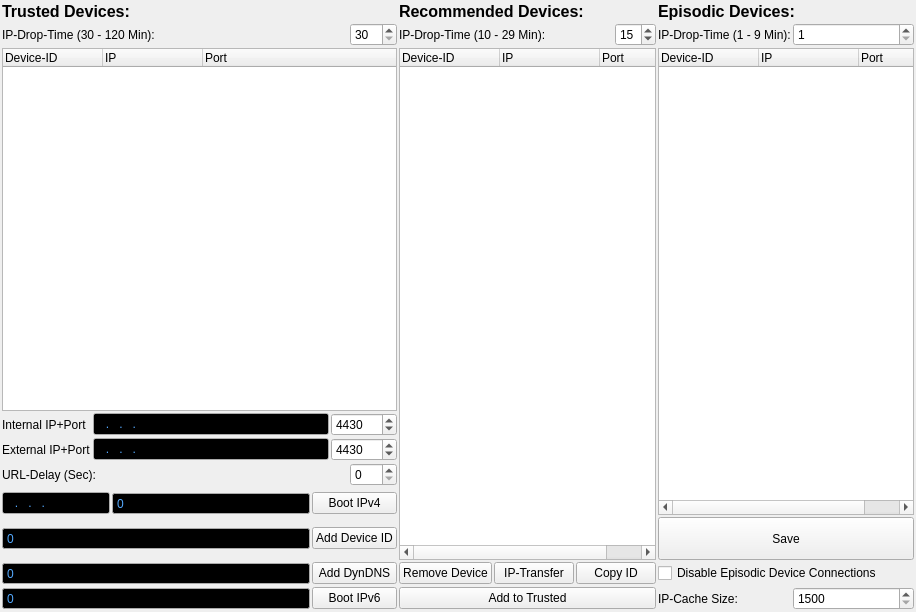
Above: ui/connection-display.ui from berndhs/arado before the change. Below: the same form after it.
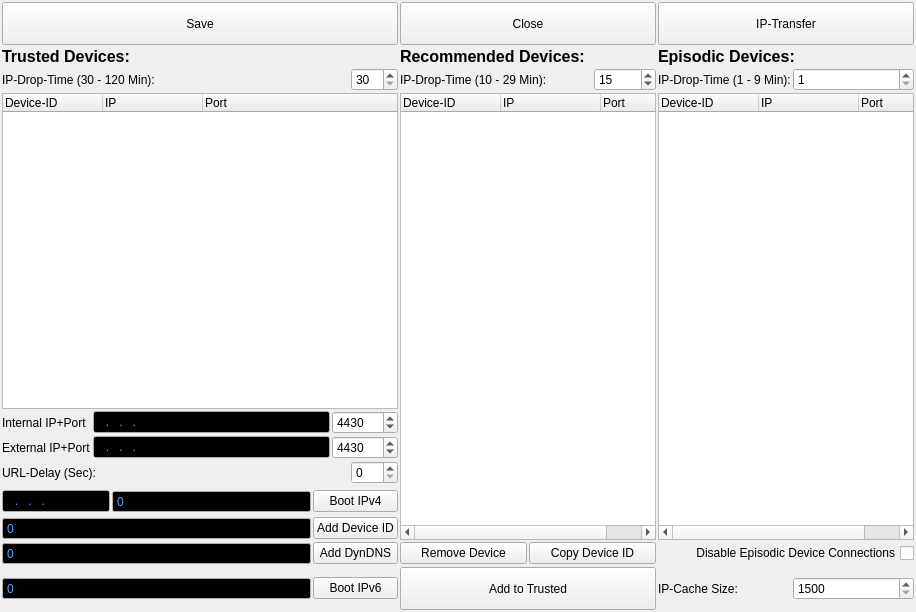
That is the form after the change. Icons and pictures are not drawn.

```diff
--- a/ui/connection-display.ui
+++ b/ui/connection-display.ui
@@ -14,7 +14,7 @@
    <string>Form</string>
   </property>
   <layout class="QGridLayout" name="gridLayout">
-   <item row="0" column="0" colspan="6">
+   <item row="2" column="0" colspan="6">
     <widget class="QLabel" name="labeltrusted">
      <property name="font">
       <font>
@@ -28,7 +28,7 @@
      </property>
     </widget>
    </item>
-   <item row="0" column="6" colspan="4">
+   <item row="2" column="6" colspan="4">
     <widget class="QLabel" name="labeltrecommended">
      <property name="font">
       <font>
@@ -42,7 +42,7 @@
      </property>
     </widget>
    </item>
-   <item row="0" column="10" colspan="2">
+   <item row="2" column="12" colspan="2">
     <widget class="QLabel" name="labelrpisodiv">
      <property name="font">
       <font>
@@ -56,14 +56,14 @@
      </property>
     </widget>
    </item>
-   <item row="1" column="0" colspan="5">
+   <item row="3" column="0" colspan="5">
     <widget class="QLabel" name="labelipdrop_4">
      <property name="text">
       <string>IP-Drop-Time (30 - 120 Min):</string>
      </property>
     </widget>
    </item>
-   <item row="1" column="5">
+   <item row="3" column="5">
     <widget class="QSpinBox" name="ipdroptrusted">
      <property name="toolTip">
       <string>IP-connections of your devices are dropped for sync-balancing reasons each X minutes (10-30).</string>
@@ -79,14 +79,14 @@
      </property>
     </widget>
    </item>
-   <item row="1" column="6" colspan="3">
+   <item row="3" column="6" colspan="3">
     <widget class="QLabel" name="labelipdrop_3">
      <property name="text">
       <string>IP-Drop-Time (10 - 29 Min):</string>
      </property>
     </widget>
    </item>
-   <item row="1" column="9">
+   <item row="3" column="9">
     <widget class="QSpinBox" name="ipdroprecommended">
      <property name="toolTip">
       <string>IP-connections of your devices are dropped for sync-balancing reasons each X minutes (10-30).</string>
@@ -105,14 +105,14 @@
      </property>
     </widget>
    </item>
-   <item row="1" column="10">
+   <item row="3" column="12">
     <widget class="QLabel" name="labelipdrop_2">
      <property name="text">
       <string>IP-Drop-Time (1 - 9 Min):</string>
      </property>
     </widget>
    </item>
-   <item row="1" column="11">
+   <item row="3" column="13">
     <widget class="QSpinBox" name="ipdropepisodic">
      <property name="toolTip">
       <string>IP-connections of your devices are dropped for sync-balancing reasons each X minutes (10-30).</string>
@@ -128,7 +128,7 @@
      </property>
     </widget>
    </item>
-   <item row="2" column="0" colspan="6">
+   <item row="4" column="0" colspan="6">
     <widget class="QTreeWidget" name="treeWidget_trusted">
      <attribute name="headerDefaultSectionSize">
       <number>100</number>
@@ -150,7 +150,7 @@
      </column>
     </widget>
    </item>
-   <item row="2" column="6" rowspan="8" colspan="4">
+   <item row="4" column="6" rowspan="9" colspan="4">
     <widget class="QTreeWidget" name="treeWidget_recommended">
      <attribute name="headerDefaultSectionSize">
       <number>100</number>
@@ -172,7 +172,7 @@
      </column>
     </widget>
    </item>
-   <item row="2" column="10" rowspan="7" colspan="2">
+   <item row="4" column="12" rowspan="9" colspan="2">
     <widget class="QTreeWidget" name="treeWidget_episodic">
      <attribute name="headerDefaultSectionSize">
       <number>100</number>
@@ -194,14 +194,14 @@
      </column>
     </widget>
    </item>
-   <item row="3" column="0">
+   <item row="5" column="0">
     <widget class="QLabel" name="labelmyport_2">
      <property name="text">
       <string>Internal IP+Port</string>
      </property>
     </widget>
    </item>
-   <item row="3" column="1" colspan="3">
+   <item row="5" column="1" colspan="3">
     <widget class="QLineEdit" name="addipinternal">
      <property name="palette">
       <palette>
@@ -283,7 +283,7 @@
      </property>
     </widget>
    </item>
-   <item row="3" column="4" colspan="2">
+   <item row="5" column="4" colspan="2">
     <widget class="QSpinBox" name="myportinternal">
      <property name="toolTip">
       <string>You need to forward this port in your NAT/router, if you want to connect.</string>
@@ -296,14 +296,14 @@
      </property>
     </widget>
    </item>
-   <item row="4" column="0">
+   <item row="6" column="0">
     <widget class="QLabel" name="labelmyport_3">
      <property name="text">
       <string>External IP+Port</string>
      </property>
     </widget>
    </item>
-   <item row="4" column="1" colspan="3">
+   <item row="6" column="1" colspan="3">
     <widget class="QLineEdit" name="addipexternal">
      <property name="palette">
       <palette>
@@ -385,7 +385,7 @@
      </property>
     </widget>
    </item>
-   <item row="4" column="4" colspan="2">
+   <item row="6" column="4" colspan="2">
     <widget class="QSpinBox" name="myportexternal">
      <property name="toolTip">
       <string>You need to forward this port in your NAT/router, if you want to connect.</string>
@@ -398,21 +398,21 @@
      </property>
     </widget>
    </item>
-   <item row="5" column="0" colspan="5">
+   <item row="7" column="0" colspan="5">
     <widget class="QLabel" name="labelurldelay">
      <property name="text">
       <string>URL-Delay (Sec):</string>
      </property>
     </widget>
    </item>
-   <item row="5" column="5">
+   <item row="7" column="5">
     <widget class="QSpinBox" name="urldelay">
      <property name="toolTip">
       <string>An URLs is transferred each X seconds to each connection. Delay defines the used bandwidth. 0 means as fast as possible.</string>
      </property>
     </widget>
    </item>
-   <item row="8" column="0" colspan="2">
+   <item row="10" column="0" colspan="2">
     <widget class="QLineEdit" name="addbootipv4">
      <property name="palette">
       <palette>
@@ -494,7 +494,7 @@
      </property>
     </widget>
    </item>
-   <item row="8" column="2">
+   <item row="10" column="2">
     <widget class="QSpinBox" name="addbootportv4">
      <property name="sizePolicy">
       <sizepolicy hsizetype="Expanding" vsizetype="Fixed">
@@ -580,7 +580,7 @@
      </property>
     </widget>
    </item>
-   <item row="8" column="3" colspan="3">
+   <item row="10" column="3" colspan="3">
     <widget class="QPushButton" name="buttonbootipv4">
      <property name="toolTip">
       <string>Boot with an IP+Port, if the IP-cache is empty or outdated.</string>
@@ -590,7 +590,7 @@
      </property>
     </widget>
    </item>
-   <item row="9" column="0" colspan="3">
+   <item row="12" column="0" colspan="3">
     <widget class="QSpinBox" name="adddeviceid">
      <property name="sizePolicy">
       <sizepolicy hsizetype="Expanding" vsizetype="Fixed">
@@ -676,7 +676,7 @@
      </property>
     </widget>
    </item>
-   <item row="9" column="3" colspan="3">
+   <item row="12" column="3" colspan="3">
     <widget class="QPushButton" name="pushButton_adddeviceid">
      <property name="toolTip">
       <string>Enter the Device-IP, the DHT will find the current IP.</string>
@@ -686,7 +686,7 @@
      </property>
     </widget>
    </item>
-   <item row="11" column="0" colspan="3">
+   <item row="15" column="0" colspan="3">
     <widget class="QSpinBox" name="adddyndns">
      <property name="sizePolicy">
       <sizepolicy hsizetype="Expanding" vsizetype="Fixed">
@@ -772,7 +772,7 @@
      </property>
     </widget>
    </item>
-   <item row="11" column="3" colspan="3">
+   <item row="15" column="3" colspan="3">
     <widget class="QPushButton" name="pushButton_adddyndns">
      <property name="toolTip">
       <string>Add DynDNS URL for any IP to the trusted Cache.</string>
@@ -782,7 +782,7 @@
      </property>
     </widget>
    </item>
-   <item row="11" column="6">
+   <item row="15" column="6" colspan="2">
     <widget class="QPushButton" name="pushButton_remove">
      <property name="toolTip">
       <string>Removes a trusted IP from the list.</string>
@@ -792,27 +792,17 @@
      </property>
     </widget>
    </item>
-   <item row="11" column="7">
-    <widget class="QPushButton" name="pushButton_iptransfer">
-     <property name="toolTip">
-      <string>Asks connected devices for their trusted, recommended and episodic Device-IP-Lists. Trusted Devices are transfered to Recommended List. All other into Episodic List.</string>
-     </property>
-     <property name="text">
-      <string>IP-Transfer</string>
-     </property>
-    </widget>
-   </item>
-   <item row="11" column="8" colspan="2">
+   <item row="15" column="8" colspan="2">
     <widget class="QPushButton" name="pushButton_copyid">
      <property name="toolTip">
       <string>Copy your Device-ID to the clipboard</string>
      </property>
      <property name="text">
-      <string>Copy ID</string>
+      <string>Copy Device ID</string>
      </property>
     </widget>
    </item>
-   <item row="12" column="0" colspan="3">
+   <item row="16" column="0" colspan="3">
     <widget class="QSpinBox" name="addbootipv6">
      <property name="sizePolicy">
       <sizepolicy hsizetype="Expanding" vsizetype="Fixed">
@@ -898,7 +888,7 @@
      </property>
     </widget>
    </item>
-   <item row="12" column="3" colspan="3">
+   <item row="16" column="3" colspan="3">
     <widget class="QPushButton" name="pushButton_bootipv6">
      <property name="toolTip">
       <string>Boot with any online IPv6 Adress</string>
@@ -908,24 +898,43 @@
      </property>
     </widget>
    </item>
-   <item row="12" column="6" colspan="4">
+   <item row="16" column="6" colspan="4">
     <widget class="QPushButton" name="pushButton_addtotrusted">
+     <property name="minimumSize">
+      <size>
+       <width>0</width>
+       <height>43</height>
+      </size>
+     </property>
      <property name="toolTip">
       <string>Adds an IP from recommended or episodic list to trusted list.</string>
      </property>
      <property name="text">
       <string>Add to Trusted</string>
      </property>
+     <property name="icon">
+      <iconset resource="../arado.qrc">
+       <normaloff>:/images/kdmconfig.png</normaloff>:/images/kdmconfig.png</iconset>
+     </property>
+     <property name="iconSize">
+      <size>
+       <width>32</width>
+       <height>32</height>
+      </size>
+     </property>
     </widget>
    </item>
-   <item row="12" column="10">
+   <item row="16" column="12">
     <widget class="QLabel" name="labelipcachesize_3">
+     <property name="layoutDirection">
+      <enum>Qt::RightToLeft</enum>
+     </property>
      <property name="text">
       <string>IP-Cache Size:</string>
      </property>
     </widget>
    </item>
-   <item row="12" column="11">
+   <item row="16" column="13">
     <widget class="QSpinBox" name="ipcachesize">
      <property name="toolTip">
       <string>Amount of IP-adresses in your IP-cache (1500-5000). Rise up, if all IP-adresses are outdated or offline and connections fail after a start.  Then each minute a request is sent to the boot-IP-connections, to fill the cache for 100%.</string>
@@ -941,14 +950,17 @@
      </property>
     </widget>
    </item>
-   <item row="11" column="10" colspan="2">
+   <item row="15" column="12" colspan="2">
     <widget class="QCheckBox" name="checkboxdisableepisodic">
+     <property name="layoutDirection">
+      <enum>Qt::RightToLeft</enum>
+     </property>
      <property name="text">
       <string>Disable Episodic Device Connections</string>
      </property>
     </widget>
    </item>
-   <item row="9" column="10" colspan="2">
+   <item row="1" column="0" colspan="6">
     <widget class="QPushButton" name="pushButton_savesettings_2">
      <property name="enabled">
       <bool>true</bool>
@@ -977,6 +989,61 @@
      </property>
     </widget>
    </item>
+   <item row="1" column="6" colspan="4">
+    <widget class="QPushButton" name="pushButton_closesettings">
+     <property name="enabled">
+      <bool>true</bool>
+     </property>
+     <property name="minimumSize">
+      <size>
+       <width>0</width>
+       <height>43</height>
+      </size>
+     </property>
+     <property name="toolTip">
+      <string>Close current Settings.</string>
+     </property>
+     <property name="text">
+      <string>Close</string>
+     </property>
+     <property name="icon">
+      <iconset resource="../arado.qrc">
+       <normaloff>:/images/back.png</normaloff>:/images/back.png</iconset>
+     </property>
+     <property name="iconSize">
+      <size>
+       <width>32</width>
+       <height>32</height>
+      </size>
+     </property>
+    </widget>
+   </item>
+   <item row="1" column="12" colspan="2">
+    <widget class="QPushButton" name="pushButton_iptransfer">
+     <property name="minimumSize">
+      <size>
+       <width>0</width>
+       <height>43</height>
+      </size>
+     </property>
+     <property name="toolTip">
+      <string>Asks connected devices for their trusted, recommended and episodic Device-IP-Lists. Trusted Devices are transfered to Recommended List. All other into Episodic List.</string>
+     </property>
+     <property name="text">
+      <string>IP-Transfer</string>
+     </property>
+     <property name="icon">
+      <iconset resource="../arado.qrc">
+       <normaloff>:/images/noatunloopsong.png</normaloff>:/images/noatunloopsong.png</iconset>
+     </property>
+     <property name="iconSize">
+      <size>
+       <width>32</width>
+       <height>32</height>
+      </size>
+     </property>
+    </widget>
+   </item>
   </layout>
  </widget>
  <layoutdefault spacing="2" margin="2"/>
```
